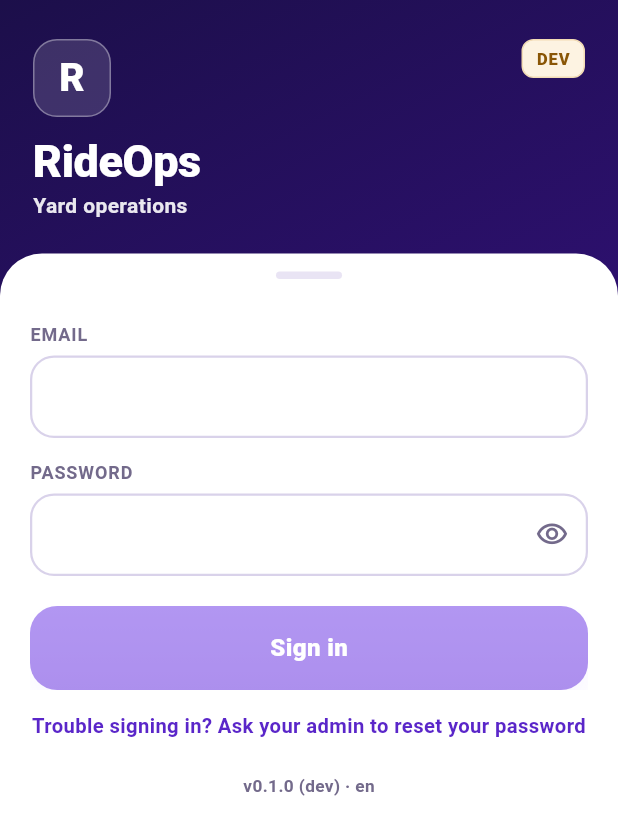
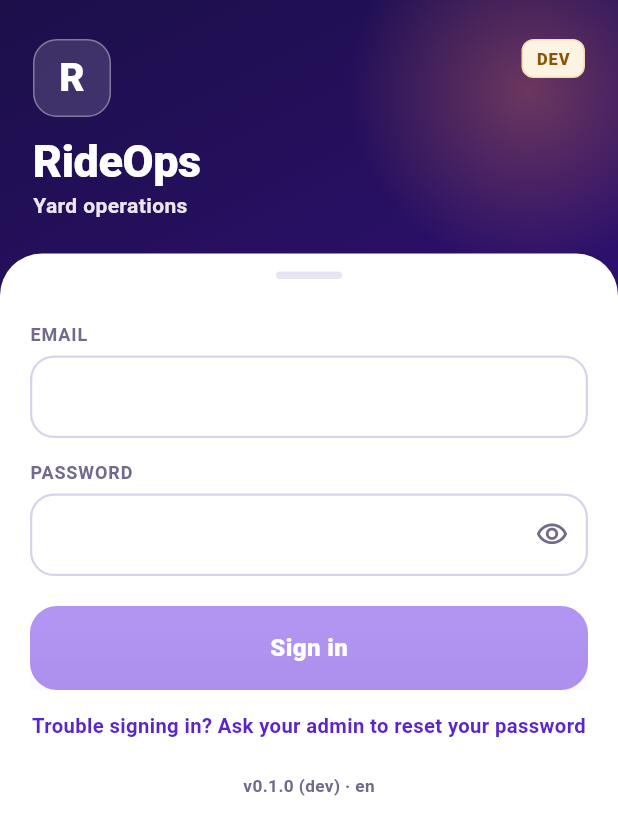
Before and after one commit to hpadilla16/RideFleetManagement, a Flutter app: the screen it shows after launch, on a phone screen of 412 x 824 dp. Shown: the top 835 px of the screen. Run offline on Flutter 3.47's test engine with Material 3 defaults, Android fonts, the phone set to English and light mode, and no system bars; our stand-ins replace dio, drift, flutter_riverpod, flutter_secure_storage, freezed_annotation, go_router; missing offline and left inert: workmanager; accounts and stored records are empty; generated files the repository leaves out were written again.

Commit message:
fix(rideops): H1 review — 4 MUST (Innovation+GD) + 8 SHOULD en un lote
MUST:
- passwordChangeRequired ahora es flag del SessionState, no del user:
  un 403 PASSWORD_CHANGE_REQUIRED observado con user null (restore sin
  red) tambien bloquea en /change-password; changePassword exitoso lo
  limpia al reconstruir el estado. Docstrings de session_state corregidos.
  Tests: session_controller (user null + flag, limpieza) y tabla del
  redirect (authenticated + user null + flag).
- AuroraBackdrop: el hero recupera el acento calido del mockup (radial
  auroraWarm arriba-derecha, estatico) en login y splash.
- AnnotatedRegion<SystemUiOverlayStyle>: light sobre la aurora
  (login/splash), dark en change-password.
- Copy honesto de loginOffline (es/en): el auto-reintento es TODO H4;
  hoy pide tocar Reintentar ahora. Nota de revert en el .arb.

SHOULD:
- Tests nuevos del AuthInterceptor con adapter mockeado (bearer,
  x-view-location, vencido sin tocar red, 401, 403+code, 403 sin code) y
  tabla de ApiError.fromDio. El test atrapo un doble onSessionExpired en
  el camino de token vencido (onRequest + onError) — fix: el callback
  vive solo en onError.
- restore(): catch final para errores no-ApiError (portal cautivo /
  fromJson) -> degrada a user null, sin unhandled async error.
- Caso faltante del redirect: unauthenticated en /splash -> /login.
- Medidor de politica con piso de 1 segmento al cumplir la primera regla.
- Halo de foco de 4px (focusHalo) en RideTextField via FocusNode.
- Semantics(liveRegion) en RideBanner.
- Fondo del exito 2C con gradiente tonal-scr (tonal -> n50) como el
  mockup.
- Blueprint Sec.3: documentada la fusion tokenProvider+sessionUserProvider
  en SessionController (estado atomico, evita carreras token/user).

analyze --fatal-infos limpio; 100 tests en verde; paridad de enums OK.

Co-Authored-By: Claude Fable 5 <noreply@anthropic.com>

```diff
--- a/rideops/lib/core/api/interceptors.dart
+++ b/rideops/lib/core/api/interceptors.dart
@@ -45,7 +45,10 @@ class AuthInterceptor extends Interceptor {
   ) async {
     final token = await refresher.freshToken();
     if (token == null) {
-      onSessionExpired();
+      // OJO: aquí NO se llama onSessionExpired — este reject fluye por el
+      // onError de este mismo interceptor, que ya dispara el callback al ver
+      // kind unauthorized. Llamarlo en ambos lados lo duplicaba (lo atrapó
+      // el test del review S-1).
       return handler.reject(
         DioException(
           requestOptions: options,
--- a/rideops/lib/core/l10n/app_en.arb
+++ b/rideops/lib/core/l10n/app_en.arb
@@ -8,7 +8,7 @@
   "loginButton": "Sign in",
   "loginButtonLoading": "Signing in…",
   "loginInvalidCredentials": "Wrong email or password. Check and try again.",
-  "loginOffline": "No internet connection. Signing in needs a network — it will retry when the signal is back.",
+  "loginOffline": "No internet connection. Signing in requires a connection — check the signal and tap Retry now.",
   "loginRetryNow": "Retry now",
   "loginHelpLine": "Trouble signing in? Ask your admin to reset your password",
   "loginVersionLine": "v{version} ({env}) · {locale}",
--- a/rideops/lib/core/l10n/app_es.arb
+++ b/rideops/lib/core/l10n/app_es.arb
@@ -8,7 +8,10 @@
   "loginButton": "Entrar",
   "loginButtonLoading": "Entrando…",
   "loginInvalidCredentials": "Correo o contraseña incorrectos. Revisa e intenta de nuevo.",
-  "loginOffline": "No hay conexión a internet. Iniciar sesión necesita red — se reintentará al volver la señal.",
+  "loginOffline": "No hay conexión a internet. Revisa la señal y toca Reintentar ahora.",
+  "@loginOffline": {
+    "description": "TODO H4: al integrar connectivity_plus y el auto-reintento, volver al copy del mockup 1C ('se reintentará al volver la señal'). Hoy el reintento es manual — no prometerlo."
+  },
   "loginRetryNow": "Reintentar ahora",
   "loginHelpLine": "¿Problemas para entrar? Pide a tu admin restablecer tu contraseña",
   "loginVersionLine": "v{version} ({env}) · {locale}",
--- a/rideops/lib/core/l10n/app_localizations.dart
+++ b/rideops/lib/core/l10n/app_localizations.dart
@@ -146,10 +146,10 @@ abstract class AppLocalizations {
   /// **'Correo o contraseña incorrectos. Revisa e intenta de nuevo.'**
   String get loginInvalidCredentials;
 
-  /// No description provided for @loginOffline.
+  /// TODO H4: al integrar connectivity_plus y el auto-reintento, volver al copy del mockup 1C ('se reintentará al volver la señal'). Hoy el reintento es manual — no prometerlo.
   ///
   /// In es, this message translates to:
-  /// **'No hay conexión a internet. Iniciar sesión necesita red — se reintentará al volver la señal.'**
+  /// **'No hay conexión a internet. Revisa la señal y toca Reintentar ahora.'**
   String get loginOffline;
 
   /// No description provided for @loginRetryNow.
--- a/rideops/lib/core/l10n/app_localizations_en.dart
+++ b/rideops/lib/core/l10n/app_localizations_en.dart
@@ -35,7 +35,7 @@ class AppLocalizationsEn extends AppLocalizations {
 
   @override
   String get loginOffline =>
-      'No internet connection. Signing in needs a network — it will retry when the signal is back.';
+      'No internet connection. Signing in requires a connection — check the signal and tap Retry now.';
 
   @override
   String get loginRetryNow => 'Retry now';
--- a/rideops/lib/core/l10n/app_localizations_es.dart
+++ b/rideops/lib/core/l10n/app_localizations_es.dart
@@ -35,7 +35,7 @@ class AppLocalizationsEs extends AppLocalizations {
 
   @override
   String get loginOffline =>
-      'No hay conexión a internet. Iniciar sesión necesita red — se reintentará al volver la señal.';
+      'No hay conexión a internet. Revisa la señal y toca Reintentar ahora.';
 
   @override
   String get loginRetryNow => 'Reintentar ahora';
--- a/rideops/lib/core/theme/ride_tokens.dart
+++ b/rideops/lib/core/theme/ride_tokens.dart
@@ -60,6 +60,15 @@ abstract final class RideTokens {
     stops: [0.0, 0.42, 0.80, 1.0],
   );
   static const auroraWarm = Color(0x52FF8A5C); // rgba(255,138,92,.32)
+  static const auroraWarmEnd = Color(0x00FF8A5C); // mismo tono, alpha 0
+
+  /// Fondo .tonal-scr del mockup (éxito 2C, PIN H2): tonal → n50 al 60%.
+  static const tonalScreenGradient = LinearGradient(
+    begin: Alignment.topCenter,
+    end: Alignment.bottomCenter,
+    colors: [tonal, n50],
+    stops: [0.0, 0.6],
+  );
 
   /// Botón primario del mockup: gradiente vertical #7442e8 → p600.
   static const primaryButtonGradient = LinearGradient(
--- a/rideops/lib/features/auth/presentation/login_screen.dart
+++ b/rideops/lib/features/auth/presentation/login_screen.dart
@@ -1,4 +1,5 @@
 import 'package:flutter/material.dart';
+import 'package:flutter/services.dart';
 import 'package:flutter_riverpod/flutter_riverpod.dart';
 
 import '../../../core/api/api_error.dart';
@@ -55,10 +56,9 @@ class _LoginScreenState extends ConsumerState<LoginScreen> {
       _error = null;
     });
     try {
-      await ref.read(sessionControllerProvider.notifier).login(
-            email: _email.text.trim(),
-            password: _password.text,
-          );
+      await ref
+          .read(sessionControllerProvider.notifier)
+          .login(email: _email.text.trim(), password: _password.text);
       // Éxito: el router nos saca de /login solo (refreshListenable).
     } on ApiError catch (e) {
       if (mounted) setState(() => _error = e);
@@ -73,10 +73,13 @@ class _LoginScreenState extends ConsumerState<LoginScreen> {
     final offline = _error?.kind == ApiErrorKind.network;
     final credsError = _error?.kind == ApiErrorKind.unauthorized;
 
-    return Scaffold(
+    // Status bar en claro: los iconos del sistema viven sobre la aurora
+    // oscura (GD MUST-3).
+    return AnnotatedRegion<SystemUiOverlayStyle>(
+      value: SystemUiOverlayStyle.light,
+      child: Scaffold(
         resizeToAvoidBottomInset: true,
-      body: Container(
-        decoration: const BoxDecoration(gradient: RideTokens.aurora),
+        body: AuroraBackdrop(
           child: Column(
             children: [
               // ── Hero aurora: SOLO branding, ningún dato ni control encima ──
@@ -128,8 +131,9 @@ class _LoginScreenState extends ConsumerState<LoginScreen> {
                   width: double.infinity,
                   decoration: const BoxDecoration(
                     color: RideTokens.n0,
-                  borderRadius:
-                      BorderRadius.vertical(top: Radius.circular(28)),
+                    borderRadius: BorderRadius.vertical(
+                      top: Radius.circular(28),
+                    ),
                   ),
                   child: SafeArea(
                     top: false,
@@ -208,7 +212,9 @@ class _LoginScreenState extends ConsumerState<LoginScreen> {
                               const SizedBox(height: 10),
                               RideGhostButton(
                                 label: l10n.loginRetryNow,
-                              onPressed: _submitting ? null : _retryFromOffline,
+                                onPressed: _submitting
+                                    ? null
+                                    : _retryFromOffline,
                               ),
                             ],
                             // Sin "olvidé mi contraseña" self-service: el flujo
@@ -251,6 +257,7 @@ class _LoginScreenState extends ConsumerState<LoginScreen> {
                 ),
               ),
             ],
+          ),
         ),
       ),
     );
--- a/rideops/lib/features/auth/presentation/widgets/auth_widgets.dart
+++ b/rideops/lib/features/auth/presentation/widgets/auth_widgets.dart
@@ -5,6 +5,45 @@ import '../../../../core/theme/ride_tokens.dart';
 /// Piezas compartidas de las pantallas de auth, calcadas del mockup v2:
 /// inputs de 54 px con foco AZUL, botón primario de 56 px con gradiente,
 /// banners semánticos. Targets ≥ 48 pt en todo lo tocable (DoD #2).
+
+/// Fondo aurora del mockup: linear de marca + acento CÁLIDO radial
+/// arriba-derecha (la respuesta al feedback "se ve muy simple" de Hector —
+/// review GD H1: sin el radial, el hero quedaba como linear plano). Estático,
+/// decorativo puro: ningún dato vive sobre él.
+class AuroraBackdrop extends StatelessWidget {
+  const AuroraBackdrop({super.key, required this.child});
+
+  final Widget child;
+
+  @override
+  Widget build(BuildContext context) {
+    return DecoratedBox(
+      decoration: const BoxDecoration(gradient: RideTokens.aurora),
+      child: Stack(
+        fit: StackFit.expand,
+        children: [
+          Positioned(
+            top: -60,
+            right: -70,
+            child: IgnorePointer(
+              child: Container(
+                width: 260,
+                height: 240,
+                decoration: const BoxDecoration(
+                  shape: BoxShape.circle,
+                  gradient: RadialGradient(
+                    colors: [RideTokens.auroraWarm, RideTokens.auroraWarmEnd],
+                  ),
+                ),
+              ),
+            ),
+          ),
+          child,
+        ],
+      ),
+    );
+  }
+}
 
 /// Botón primario del mockup (56 px, gradiente + glow). [loading] colapsa a
 /// spinner + texto de progreso; [onPressed] null = deshabilitado (opacidad
@@ -83,7 +122,11 @@ class RidePrimaryButton extends StatelessWidget {
 
 /// Botón secundario "ghost" (48 px, borde neutro) — p. ej. "Reintentar ahora".
 class RideGhostButton extends StatelessWidget {
-  const RideGhostButton({super.key, required this.label, required this.onPressed});
+  const RideGhostButton({
+    super.key,
+    required this.label,
+    required this.onPressed,
+  });
 
   final String label;
   final VoidCallback? onPressed;
@@ -155,7 +198,11 @@ class RideBanner extends StatelessWidget {
         Icons.check_circle_outline,
       ),
     };
-    return Container(
+    // liveRegion: el lector de pantalla anuncia el error/aviso al aparecer
+    // sin exigir que el usuario navegue hasta el banner (GD S-3).
+    return Semantics(
+      liveRegion: true,
+      child: Container(
         padding: const EdgeInsets.symmetric(horizontal: 14, vertical: 12),
         decoration: BoxDecoration(
           color: bg,
@@ -197,6 +244,7 @@ class RideBanner extends StatelessWidget {
             ),
           ],
         ),
+      ),
     );
   }
 }
@@ -224,10 +272,11 @@ class FieldLabel extends StatelessWidget {
   }
 }
 
-/// Input de 54 px del mockup: borde 1.5, radio 16, foco AZUL con halo, estado
-/// de error rojo. El toggle de ojo mide 44 px visuales dentro de un hit-target
-/// de 48 (IconButton respeta el mínimo material de 48).
-class RideTextField extends StatelessWidget {
+/// Input de 54 px del mockup: borde 1.5, radio 16, foco AZUL con halo de
+/// 4 px (box-shadow 0 0 0 4px --focus-halo — GD S-1), estado de error rojo.
+/// El toggle de ojo mide 44 px visuales dentro de un hit-target de 48
+/// (IconButton respeta el mínimo material de 48).
+class RideTextField extends StatefulWidget {
   const RideTextField({
     super.key,
     required this.controller,
@@ -258,21 +307,53 @@ class RideTextField extends StatelessWidget {
   final bool enabled;
 
   @override
+  State<RideTextField> createState() => _RideTextFieldState();
+}
+
+class _RideTextFieldState extends State<RideTextField> {
+  final _focusNode = FocusNode();
+
+  @override
+  void initState() {
+    super.initState();
+    _focusNode.addListener(_onFocusChange);
+  }
+
+  void _onFocusChange() => setState(() {});
+
+  @override
+  void dispose() {
+    _focusNode.dispose();
+    super.dispose();
+  }
+
+  @override
   Widget build(BuildContext context) {
     OutlineInputBorder border(Color color, [double width = 1.5]) =>
         OutlineInputBorder(
           borderRadius: BorderRadius.circular(16),
           borderSide: BorderSide(color: color, width: width),
         );
-    return TextField(
-      controller: controller,
-      obscureText: obscure,
-      enabled: enabled,
-      keyboardType: keyboardType,
-      textInputAction: textInputAction,
-      autofillHints: autofillHints,
-      onChanged: onChanged,
-      onSubmitted: onSubmitted,
+    return DecoratedBox(
+      // Halo de foco del design system: 0 0 0 4px --focus-halo (spread sin
+      // blur, como el CSS del mockup). El borde azul lo pinta focusedBorder;
+      // el halo va por fuera para no comerse el padding del input.
+      decoration: BoxDecoration(
+        borderRadius: BorderRadius.circular(16),
+        boxShadow: _focusNode.hasFocus
+            ? const [BoxShadow(color: RideTokens.focusHalo, spreadRadius: 4)]
+            : const [],
+      ),
+      child: TextField(
+        controller: widget.controller,
+        focusNode: _focusNode,
+        obscureText: widget.obscure,
+        enabled: widget.enabled,
+        keyboardType: widget.keyboardType,
+        textInputAction: widget.textInputAction,
+        autofillHints: widget.autofillHints,
+        onChanged: widget.onChanged,
+        onSubmitted: widget.onSubmitted,
         style: const TextStyle(
           fontSize: 15.5,
           fontWeight: FontWeight.w600,
@@ -280,25 +361,29 @@ class RideTextField extends StatelessWidget {
         ),
         decoration: InputDecoration(
           filled: true,
-        fillColor: hasError ? const Color(0xFFFFFBFB) : RideTokens.n0,
-        contentPadding:
-            const EdgeInsets.symmetric(horizontal: 14, vertical: 16),
+          fillColor: widget.hasError ? const Color(0xFFFFFBFB) : RideTokens.n0,
+          contentPadding: const EdgeInsets.symmetric(
+            horizontal: 14,
+            vertical: 16,
+          ),
           constraints: const BoxConstraints(minHeight: 54),
-        enabledBorder:
-            border(hasError ? RideTokens.danger : RideTokens.n300),
+          enabledBorder: border(
+            widget.hasError ? RideTokens.danger : RideTokens.n300,
+          ),
           focusedBorder: border(RideTokens.focus, 2),
           disabledBorder: border(RideTokens.n200),
-        suffixIcon: onToggleObscure == null
+          suffixIcon: widget.onToggleObscure == null
               ? null
               : IconButton(
-                onPressed: onToggleObscure,
-                tooltip: obscureToggleLabel,
+                  onPressed: widget.onToggleObscure,
+                  tooltip: widget.obscureToggleLabel,
                   iconSize: 22,
                   color: RideTokens.n600,
                   icon: Icon(
-                  obscure
+                    widget.obscure
                         ? Icons.visibility_outlined
                         : Icons.visibility_off_outlined,
+                  ),
                 ),
         ),
       ),
```
Also changed, not shown: rideops/lib/core/session/session_controller.dart (+12 -7 lines), rideops/lib/core/session/session_state.dart (+41 -14 lines), rideops/lib/features/auth/domain/password_policy.dart (+8 -2 lines), rideops/lib/features/auth/presentation/change_password_screen.dart (+30 -19 lines), rideops/lib/features/auth/presentation/splash_screen.dart (+15 -9 lines), 5 other files. Lines whose indentation alone changed are shown as unchanged.
